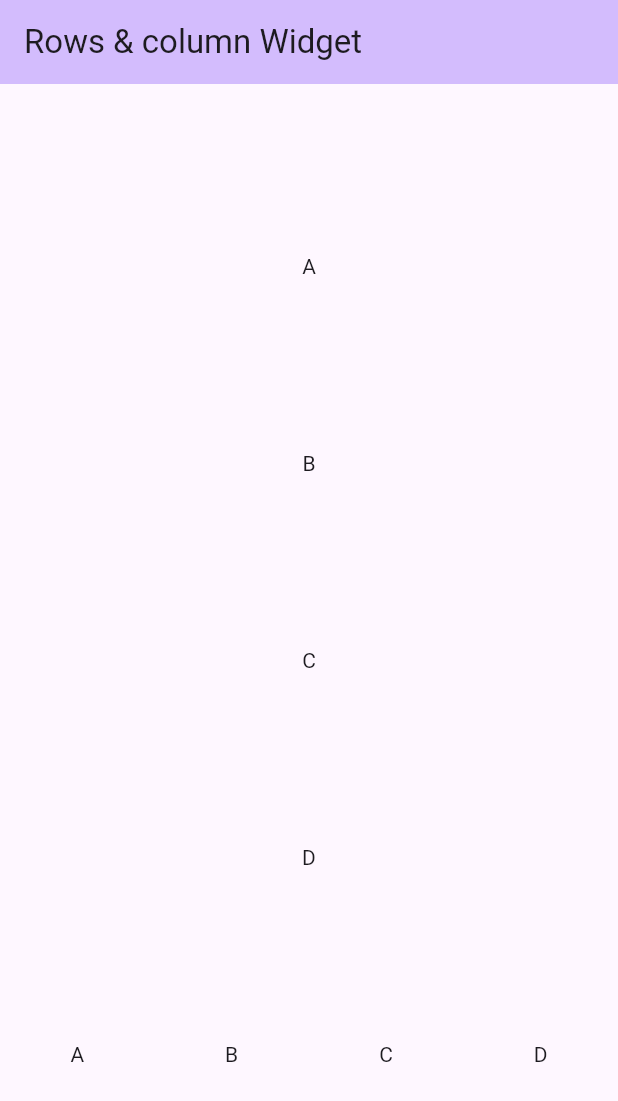
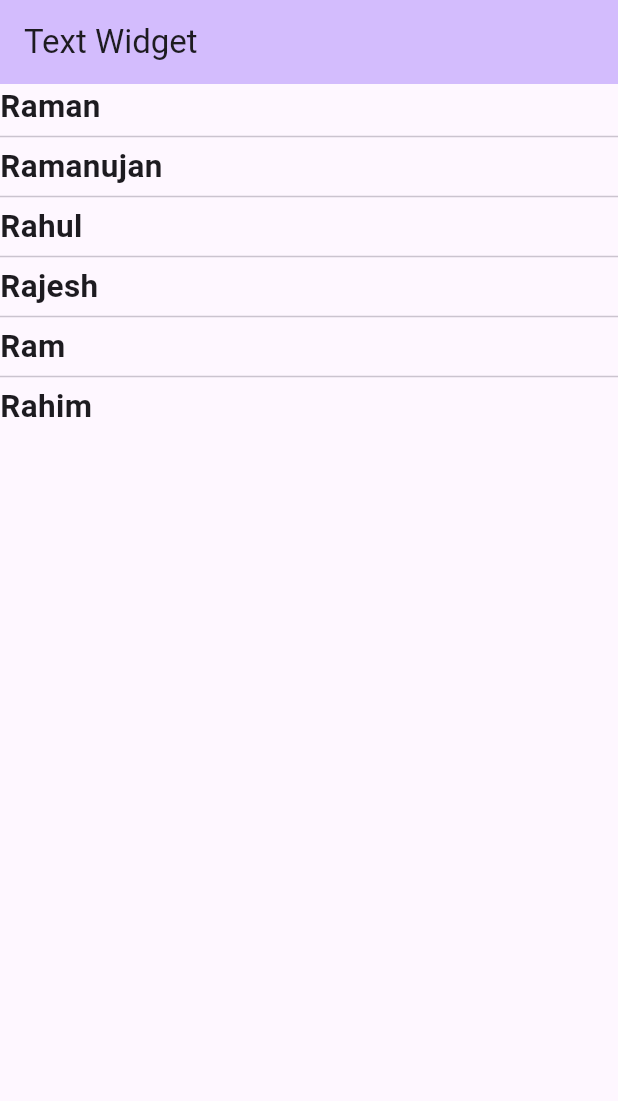
Before and after one commit to rahulhajare3585/Flutter_Training, a Flutter app: the screen it shows after launch, on a phone screen of 412 x 824 dp. Shown: the top 1101 px of the screen. Run offline on Flutter 3.47's test engine with Material 3 defaults, Android fonts, the phone set to English and light mode, and no system bars.

Commit message:
list list view builder and list view separator

```diff
--- a/lib/main.dart
+++ b/lib/main.dart
@@ -1,9 +1,5 @@
 import 'package:flutter/material.dart';
-import 'package:training_app/widgets/add_image.dart';
-import 'package:training_app/widgets/button_widget.dart';
-import 'package:training_app/widgets/center_widget.dart';
-import 'package:training_app/widgets/container_widget.dart';
-import 'package:training_app/widgets/rows_and_column_widget.dart';
+import 'package:training_app/widgets/list_view_separator.dart';
 
 void main() {
   runApp(const MyApp());
@@ -22,7 +18,7 @@ class MyApp extends StatelessWidget {
         colorScheme: ColorScheme.fromSeed(seedColor: Colors.deepPurple),
         useMaterial3: true,
       ),
-      home: const RowsAndColumnWidget(title: "Center widget"),
+      home: const ListViewSeparator(title: "Center widget"),
     );
   }
 }
--- /dev/null
+++ b/lib/widgets/list_view_separator.dart
@@ -0,0 +1,36 @@
+import 'package:flutter/material.dart';
+
+class ListViewSeparator extends StatefulWidget {
+  const ListViewSeparator({Key? key, required this.title}) : super(key: key);
+  final String title;
+
+  @override
+  State<ListViewSeparator> createState() => _ListViewSeparator();
+}
+
+class _ListViewSeparator extends State<ListViewSeparator> {
+  @override
+  Widget build(BuildContext context) {
+    var arrNames = ['Raman', 'Ramanujan', 'Rahul', 'Rajesh', 'Ram', 'Rahim'];
+    return Scaffold(
+        appBar: AppBar(
+          backgroundColor: Theme.of(context).colorScheme.inversePrimary,
+          title: Text("Text Widget"),
+        ),
+        body: ListView.separated(
+          itemBuilder: (context, index) {
+            return Text(
+              arrNames[index],
+              style: TextStyle(fontSize: 21, fontWeight: FontWeight.bold),
+            );
+          },
+          itemCount: arrNames.length,
+          reverse: false,
+          separatorBuilder: (context, index) {
+            return Divider(
+              height: 10,
+            );
+          },
+        ));
+  }
+}
```
Also changed, not shown: lib/widgets/inkwell_widget.dart (added, +41 -0 lines), lib/widgets/listview_builder_widget.dart (added, +34 -0 lines), lib/widgets/listview_widget.dart (added, +54 -0 lines), lib/widgets/scroll_widget.dart (added, +102 -0 lines).
